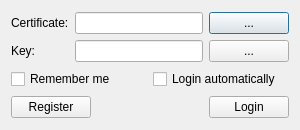
Old version of the form src/login_dialog.ui in the repository avplayer/avim.
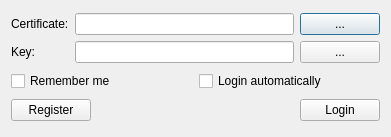
New version of the form.

Commit message: 又更新调节下 UI

Patch:
```diff
--- a/src/login_dialog.ui
+++ b/src/login_dialog.ui
@@ -6,13 +6,16 @@
    <rect>
     <x>0</x>
     <y>0</y>
-    <width>300</width>
-    <height>130</height>
+    <width>391</width>
+    <height>137</height>
    </rect>
   </property>
   <property name="windowTitle">
    <string>Login</string>
   </property>
+  <property name="sizeGripEnabled">
+   <bool>false</bool>
+  </property>
   <layout class="QVBoxLayout" name="verticalLayout">
    <item>
     <layout class="QGridLayout" name="gridLayout">
```
Left out of the diff: 3 changed lines with no effect on the pictures. The commit also changes 2 other files.
